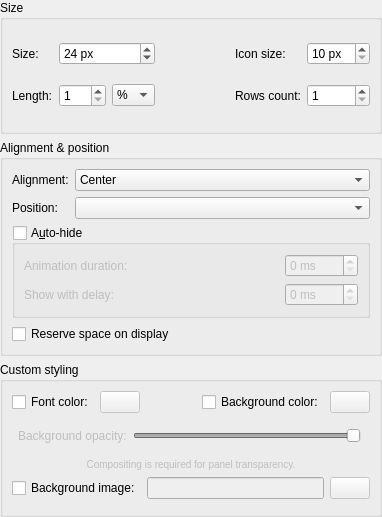
Qt form panel/config/configpanelwidget.ui (explorer-cs/ukui-panel) before a commit.
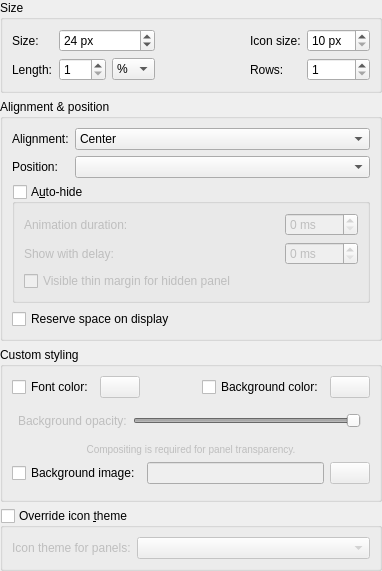
The same form after that commit. Icons and pictures are not drawn.

Commit message: sync lxqt-panel 0.14.1

The edit to the form file:
```diff
--- a/panel/config/configpanelwidget.ui
+++ b/panel/config/configpanelwidget.ui
@@ -170,7 +170,7 @@
          <item row="1" column="0">
           <widget class="QLabel" name="label_lineCount">
            <property name="text">
-            <string>Rows count:</string>
+            <string>Rows:</string>
            </property>
           </widget>
          </item>
@@ -321,6 +321,13 @@
            </property>
           </widget>
          </item>
+         <item row="2" column="0" colspan="3">
+          <widget class="QCheckBox" name="checkBox_visibleMargin">
+           <property name="text">
+            <string>Visible thin margin for hidden panel</string>
+           </property>
+          </widget>
+         </item>
         </layout>
        </widget>
       </item>
@@ -555,6 +562,44 @@
      </layout>
     </widget>
    </item>
+   <item>
+    <widget class="QGroupBox" name="groupBox_icon">
+     <property name="toolTip">
+      <string>A partial workaround for widget styles that
+cannot give a separate theme to the panel.
+
+You might also want to disable:
+
+LXQt Appearance Configuration →
+Icons Theme →
+Colorize icons based on widget style (palette)</string>
+     </property>
+     <property name="title">
+      <string>Override icon &amp;theme</string>
+     </property>
+     <property name="checkable">
+      <bool>true</bool>
+     </property>
+     <property name="checked">
+      <bool>false</bool>
+     </property>
+     <layout class="QFormLayout" name="formLayout_2">
+      <property name="formAlignment">
+       <set>Qt::AlignLeading|Qt::AlignLeft|Qt::AlignVCenter</set>
+      </property>
+      <item row="0" column="0">
+       <widget class="QLabel" name="label_3">
+        <property name="text">
+         <string>Icon theme for panels:</string>
+        </property>
+       </widget>
+      </item>
+      <item row="0" column="1">
+       <widget class="QComboBox" name="comboBox_icon"/>
+      </item>
+     </layout>
+    </widget>
+   </item>
   </layout>
  </widget>
  <resources/>
```
The commit also changes 1087 other files.
